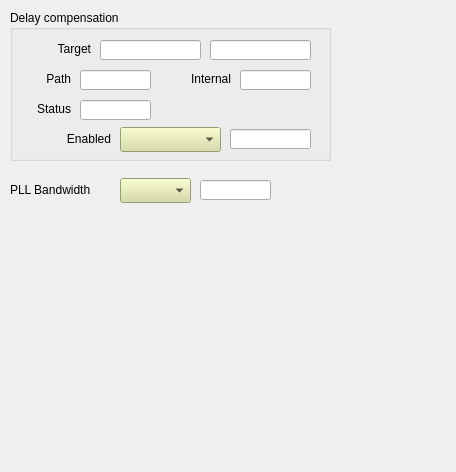
Old version of the form ui/EVR/G_EVR_misc.ui in the repository paulscherrerinstitute/mrfioc2.
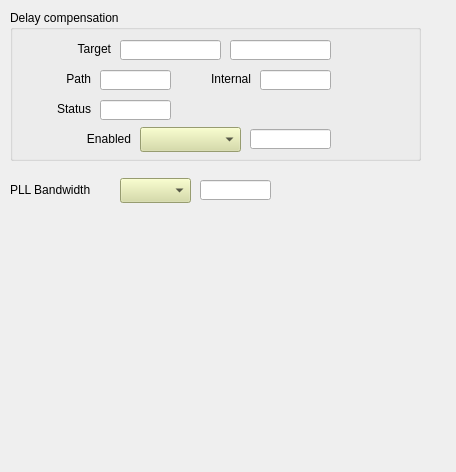
New version of the form. Custom widgets are drawn as their Qt base class.

What changed in the file:
```diff
--- a/ui/EVR/G_EVR_misc.ui
+++ b/ui/EVR/G_EVR_misc.ui
@@ -18,7 +18,7 @@
     <rect>
      <x>10</x>
      <y>10</y>
-     <width>321</width>
+     <width>411</width>
      <height>151</height>
     </rect>
    </property>
@@ -28,7 +28,7 @@
    <widget class="QLabel" name="label_2">
     <property name="geometry">
      <rect>
-      <x>20</x>
+      <x>40</x>
       <y>30</y>
       <width>61</width>
       <height>17</height>
@@ -44,7 +44,7 @@
    <widget class="QLabel" name="label_3">
     <property name="geometry">
      <rect>
-      <x>0</x>
+      <x>20</x>
       <y>60</y>
       <width>61</width>
       <height>17</height>
@@ -60,7 +60,7 @@
    <widget class="QLabel" name="label_4">
     <property name="geometry">
      <rect>
-      <x>160</x>
+      <x>180</x>
       <y>60</y>
       <width>61</width>
       <height>17</height>
@@ -76,7 +76,7 @@
    <widget class="QLabel" name="label_5">
     <property name="geometry">
      <rect>
-      <x>0</x>
+      <x>20</x>
       <y>90</y>
       <width>61</width>
       <height>17</height>
@@ -92,7 +92,7 @@
    <widget class="caLineEdit" name="calineedit_16">
     <property name="geometry">
      <rect>
-      <x>200</x>
+      <x>220</x>
       <y>30</y>
       <width>101</width>
       <height>20</height>
@@ -111,7 +111,7 @@
    <widget class="caTextEntry" name="catextentry_4">
     <property name="geometry">
      <rect>
-      <x>90</x>
+      <x>110</x>
       <y>30</y>
       <width>101</width>
       <height>20</height>
@@ -134,7 +134,7 @@
    <widget class="caLineEdit" name="calineedit_17">
     <property name="geometry">
      <rect>
-      <x>70</x>
+      <x>90</x>
       <y>60</y>
       <width>71</width>
       <height>20</height>
@@ -153,7 +153,7 @@
    <widget class="caLineEdit" name="calineedit_18">
     <property name="geometry">
      <rect>
-      <x>230</x>
+      <x>250</x>
       <y>60</y>
       <width>71</width>
       <height>20</height>
@@ -172,7 +172,7 @@
    <widget class="caLineEdit" name="calineedit_19">
     <property name="geometry">
      <rect>
-      <x>70</x>
+      <x>90</x>
       <y>90</y>
       <width>71</width>
       <height>20</height>
@@ -191,7 +191,7 @@
    <widget class="caLineEdit" name="calineedit_21">
     <property name="geometry">
      <rect>
-      <x>220</x>
+      <x>240</x>
       <y>119</y>
       <width>81</width>
       <height>20</height>
@@ -210,7 +210,7 @@
    <widget class="caMenu" name="camenu_3">
     <property name="geometry">
      <rect>
-      <x>110</x>
+      <x>130</x>
       <y>117</y>
       <width>101</width>
       <height>25</height>
@@ -226,7 +226,7 @@
    <widget class="QLabel" name="label_6">
     <property name="geometry">
      <rect>
-      <x>30</x>
+      <x>50</x>
       <y>120</y>
       <width>71</width>
       <height>17</height>
```
Left out of the diff: 3 changed lines with no effect on the pictures.
